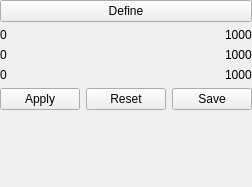
This is resources/CropController.ui in inglis-dl/CTAnalyzerX as Qt 5 draws it before an edit. The edited form follows.
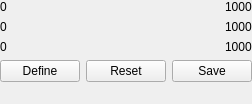
This is the edited form. Custom widgets are drawn as their Qt base class.

Commit message: WIP: cropping workflow - remove apply crop from UI in favor of save - update FSM logic, sidecar and signal/slot wiring - rename progress methods - show FSM readable state name in main statusbar

Patch:
```diff
--- a/resources/CropController.ui
+++ b/resources/CropController.ui
@@ -7,7 +7,7 @@
     <x>0</x>
     <y>0</y>
     <width>239</width>
-    <height>187</height>
+    <height>104</height>
    </rect>
   </property>
   <property name="windowTitle">
@@ -26,16 +26,6 @@
    <property name="bottomMargin">
     <number>0</number>
    </property>
-   <item>
-    <widget class="QPushButton" name="defineButton">
-     <property name="text">
-      <string>Define</string>
-     </property>
-     <property name="checkable">
-      <bool>true</bool>
-     </property>
-    </widget>
-   </item>
    <item>
     <layout class="QHBoxLayout" name="horizontalLayout">
      <item>
@@ -195,9 +185,12 @@
    <item>
     <layout class="QHBoxLayout" name="horizontalLayout_4">
      <item>
-      <widget class="QPushButton" name="applyButton">
+      <widget class="QPushButton" name="defineButton">
        <property name="text">
-        <string>Apply</string>
+        <string>Define</string>
+       </property>
+       <property name="checkable">
+        <bool>true</bool>
        </property>
       </widget>
      </item>
```
Left out of the diff: 2 changed lines with no effect on the pictures. Lines whose indentation alone changed are shown as unchanged. The commit also changes 8 other files.
